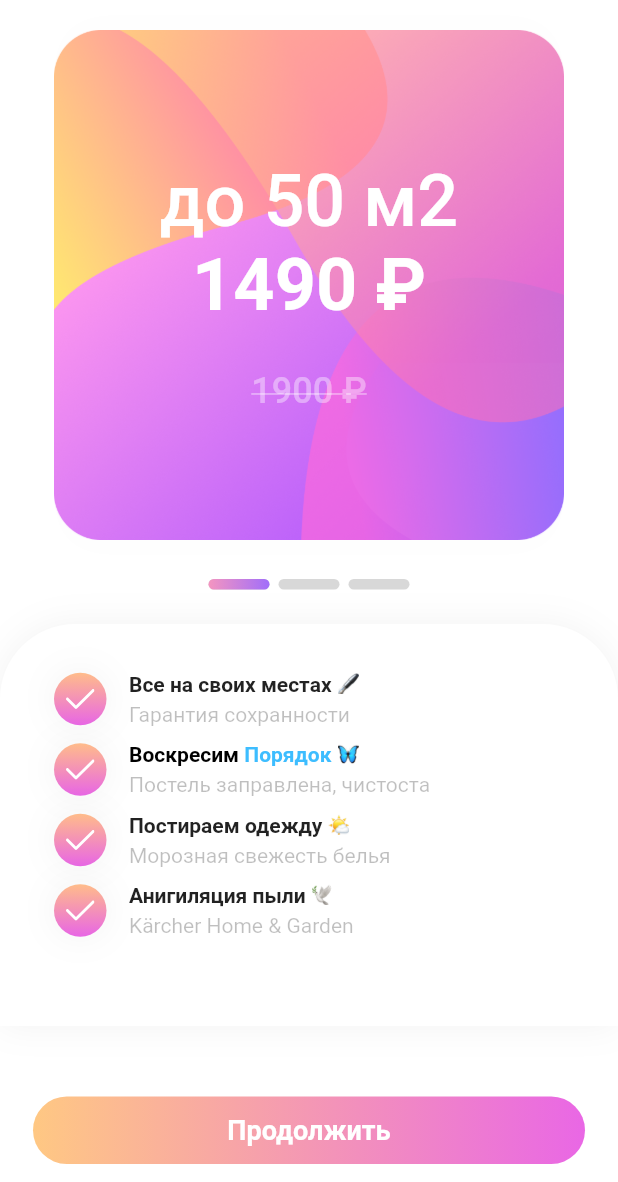
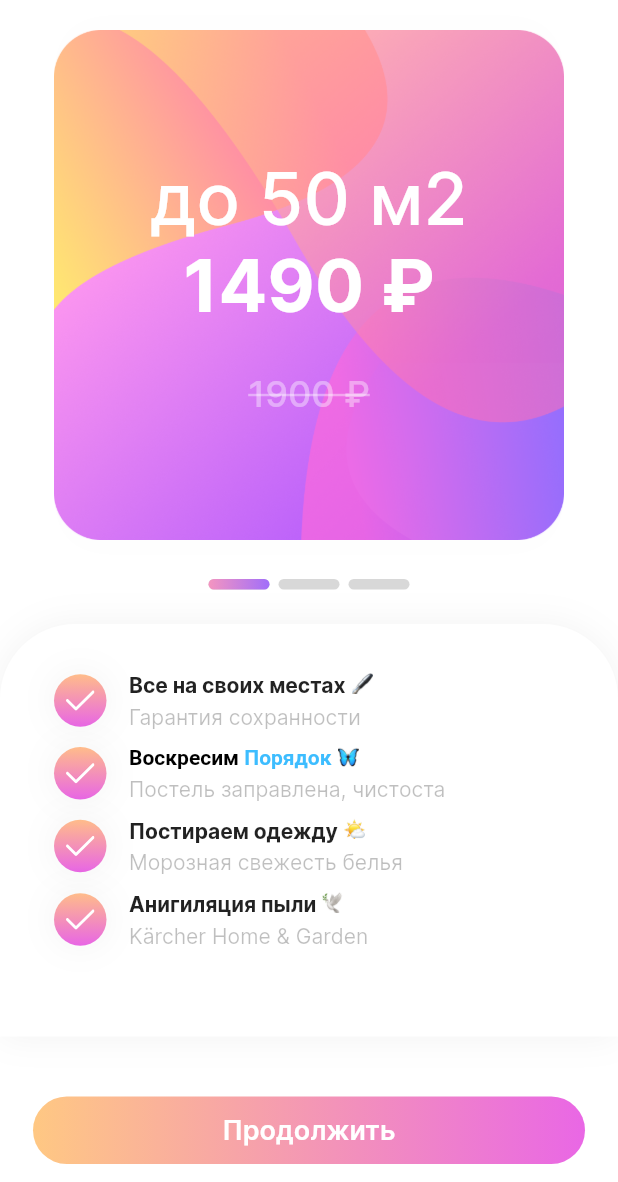
Before and after one commit to Flutfix/clean_view_pageview_form, a Flutter app: the screen it shows after launch, on a phone screen of 412 x 824 dp, the part 54-1236 px from its top. Run offline on Flutter 3.47's test engine with Material 2 defaults, Android fonts, the light colour scheme and no system bars; our stand-ins replace flutter_svg; missing offline and left inert: swipe.

Commit message:
App font was changed

```diff
--- a/lib/config/config.dart
+++ b/lib/config/config.dart
@@ -1,12 +1,14 @@
 import 'package:flutter/material.dart';
 
 class AppConfig {
-  // Брэнд
+  // Название компании
   static const String companyName = 'Super Clean';
 
   /// Валюта
   static const String currency = 'руб';
   static const String currencySymbol = '₽';
+
+  static const String fontFamilyInter = "Inter";
 
   /*------------------Цвета-----------------------------*/
   ///Базовые
--- a/lib/main.dart
+++ b/lib/main.dart
@@ -16,10 +16,11 @@ class MyApp extends StatelessWidget {
 
   @override
   Widget build(BuildContext context) {
-    return const MaterialApp(
+    return MaterialApp(
       color: AppConfig.whiteColor,
+      theme: ThemeData(fontFamily: AppConfig.fontFamilyInter),
       debugShowCheckedModeBanner: false,
-      home: General(),
+      home: const General(),
     );
   }
 }
```
Also changed, not shown: pubspec.yaml (+11 -24 lines), lib/assets/font/Inter-Bold.ttf (added), lib/assets/font/Inter-ExtraBold.ttf (added), lib/assets/font/Inter-ExtraLight.ttf (added), lib/assets/font/Inter-Light.ttf (added), lib/assets/font/Inter-Medium.ttf (added), lib/assets/font/Inter-Regular.ttf (added), lib/assets/font/Inter-SemiBold.ttf (added), lib/assets/font/Inter-Thin.ttf (added).
